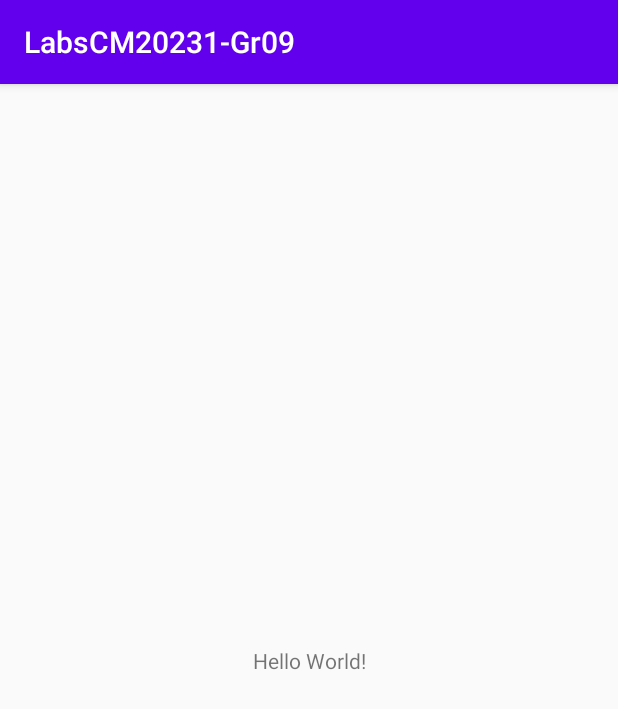
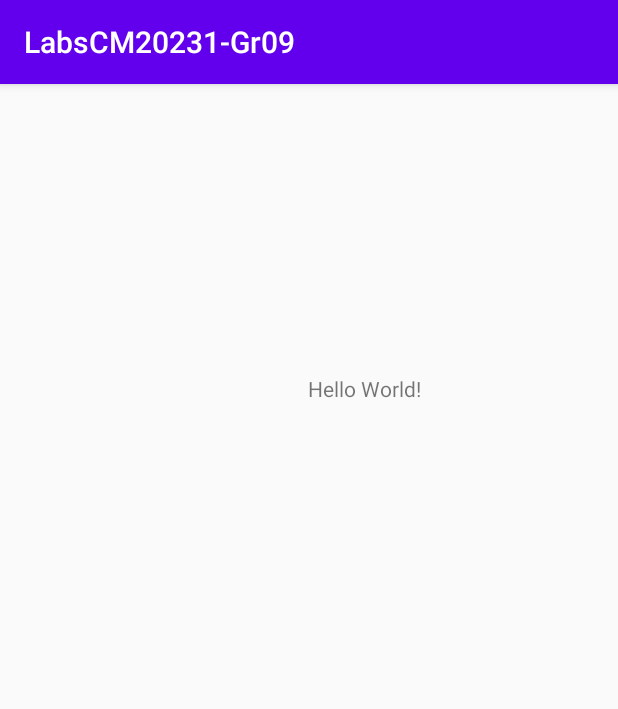
Before and after one commit to jdiegoisaza/LabsCM20231-Gr09, an Android app: the screen it shows after launch (MainActivity), on a phone screen of 412 x 824 dp. Shown: the top 709 px of the screen. Run offline under Robolectric (Android 15) with nearby library versions, the phone set to English and light mode, and no system bars.

Commit message:
Lab1 First commit

```diff
--- a/Lab1-UI/src/main/res/layout/activity_main.xml
+++ b/Lab1-UI/src/main/res/layout/activity_main.xml
@@ -12,7 +12,9 @@
         android:text="Hello World!"
         app:layout_constraintBottom_toBottomOf="parent"
         app:layout_constraintEnd_toEndOf="parent"
+        app:layout_constraintHorizontal_bias="0.61"
         app:layout_constraintStart_toStartOf="parent"
-        app:layout_constraintTop_toTopOf="parent" />
+        app:layout_constraintTop_toTopOf="parent"
+        app:layout_constraintVertical_bias="0.258" />
 
 </android.support.constraint.ConstraintLayout>
--- a/Lab1-UI/src/main/res/values/strings.xml
+++ b/Lab1-UI/src/main/res/values/strings.xml
@@ -1,3 +1,4 @@
 <resources>
     <string name="app_name">LabsCM20231-Gr09</string>
+    <string name="app_tittel">Ejemplo</string>
 </resources>
```
